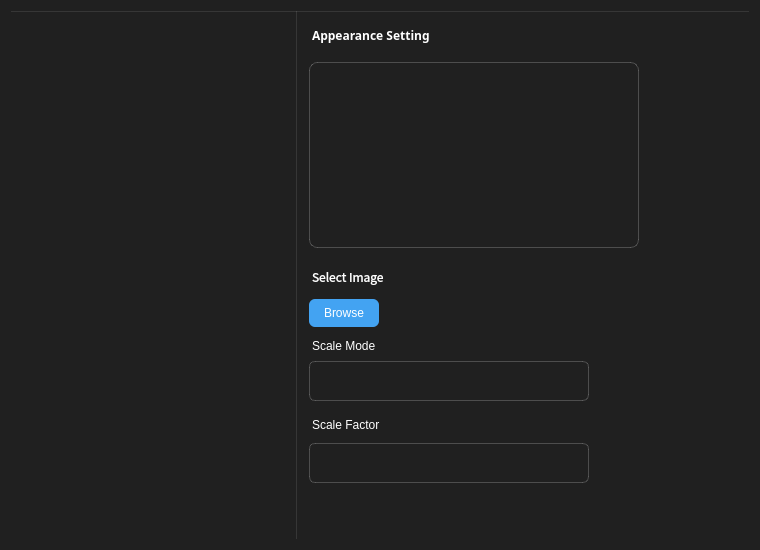
Old version of the form kiran-greeter-setting/greetersetting.ui in the repository openeuler-mirror/kiran-session-guard.
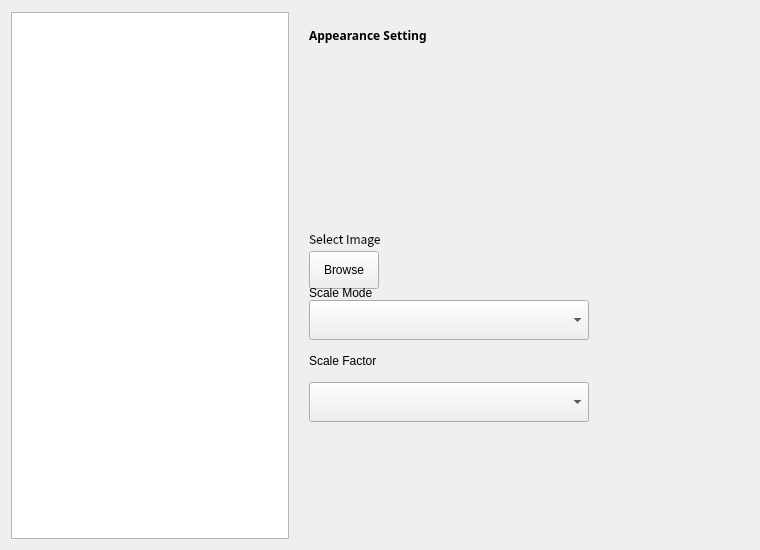
New version of the form. The open tabs and pages were chosen to show the change. Icons and pictures are not drawn. Custom widgets are drawn as their Qt base class.

```diff
--- a/kiran-greeter-setting/greetersetting.ui
+++ b/kiran-greeter-setting/greetersetting.ui
@@ -14,9 +14,7 @@
    <string>GreeterSetting</string>
   </property>
   <property name="styleSheet">
-   <string notr="true">QWidget#GreeterSetting{
-	background-color:#202020;
-}</string>
+   <string notr="true"/>
   </property>
   <layout class="QHBoxLayout" name="horizontalLayout">
    <property name="spacing">
@@ -37,10 +35,7 @@
       </size>
      </property>
      <property name="styleSheet">
-      <string notr="true">QWidget#tab{
-	border-top:1px solid rgba(255,255,255,25);
-	border-right:1px solid rgba(255,255,255,25);
-}</string>
+      <string notr="true"/>
      </property>
      <layout class="QVBoxLayout" name="verticalLayout_2">
       <property name="spacing">
@@ -79,48 +74,7 @@
          </size>
         </property>
         <property name="styleSheet">
-         <string notr="true">QWidget#tabList{
-	background-color:transparent;
-}
-
-  QListView {
-      show-decoration-selected: 0; /* make the selection span the entire width of the view */
-	 background-color:transparent;
-  }
-
-QListView::item{
-	background-color:transparent;
-	border-radius:10px;
-	margin-top:2px;
-	margin-bottom:2px;
-	width:274;
-	height:60;
-}
-
-  QListView::item:alternate {
-  }
-
-  QListView::item:selected {
-      background-color: #43a3f2
-  }
-
- QListView::item:selected:!active {
-
- }
-
- QListView::item:selected:active {
-
- }
-
- QListView::item:!selected:hover {
-	background-color:rgba(255,255,255,25);
- }
-
-QListView::item:focus{
-
-}
-
-</string>
+         <string notr="true"/>
         </property>
         <property name="currentRow">
          <number>-1</number>
@@ -133,9 +87,7 @@
    <item>
     <widget class="QWidget" name="stack" native="true">
      <property name="styleSheet">
-      <string notr="true">QWidget#stack{
-		border-top:1px solid rgba(255,255,255,25);
-}</string>
+      <string notr="true"/>
      </property>
      <layout class="QVBoxLayout" name="verticalLayout">
       <property name="spacing">
@@ -160,9 +112,7 @@
         </property>
         <widget class="QWidget" name="appearence">
          <property name="styleSheet">
-          <string notr="true">QWidget#appearence{
-	background-color:transparent;
-}</string>
+          <string notr="true"/>
          </property>
          <layout class="QVBoxLayout" name="verticalLayout_3">
           <property name="spacing">
@@ -196,10 +146,7 @@
              </font>
             </property>
             <property name="styleSheet">
-             <string notr="true">QLabel#label_appearence{
-	color:white;
-	margin-bottom:18px;
-}</string>
+             <string notr="true"/>
             </property>
             <property name="text">
              <string>Appearance Setting</string>
@@ -221,10 +168,7 @@
              </size>
             </property>
             <property name="styleSheet">
-             <string notr="true">QWidget{
-	border:1px solid rgba(255,255,255,0.2);
-	border-radius:8px;
-}</string>
+             <string notr="true"/>
             </property>
            </widget>
           </item>
@@ -236,10 +180,7 @@
              </font>
             </property>
             <property name="styleSheet">
-             <string notr="true">QLabel#label_selectPix{
-	color:white;
-	margin-top:20px;
-}</string>
+             <string notr="true"/>
             </property>
             <property name="text">
              <string>Select Image</string>
@@ -261,15 +202,7 @@
              </size>
             </property>
             <property name="styleSheet">
-             <string notr="true">QToolButton{
-	width:70px;
-	height:30px;
-	background-color:#43a3f2;
-	border:0px;
-	border-radius:6px;
-	color:white;
-	margin-top:10px;
-}</string>
+             <string notr="true"/>
             </property>
             <property name="text">
              <string>Browse</string>
@@ -279,13 +212,7 @@
           <item>
            <widget class="QLabel" name="label_selectMode">
             <property name="styleSheet">
-             <string notr="true">QLabel{
-	width:84px;
-	height:14px;
-	color:white;
-	margin-top:15px;
-	margin-bottom:8px;
-}</string>
+             <string notr="true"/>
             </property>
             <property name="text">
              <string>Scale Mode</string>
@@ -313,55 +240,7 @@
              </size>
             </property>
             <property name="styleSheet">
-             <string notr="true">QComboBox{
-	border: 1px solid rgba(255,255,255,0.2);
-	border-radius:6px;
-	background-color:transparent;
-	color:white;
-}
-
-QComboBox:on { 
-	background:#43a3f2;;
-}
-
-QComboBox:editable {
-      background-color: red;
-}
-
-  QComboBox::down-arrow {
-      image: url(:/images/down-arrow.png);
-  }
-
-  QComboBox::drop-down {
-      subcontrol-origin: padding;
-      subcontrol-position: top right;
-      width: 15px;
-		margin-right:14px;
-		border:none;
-  }
-
-QComboBox QAbstractItemView {
-        border: 1px solid rgb(100, 100, 100);
-		background: #202020;
-	    outline: none;
-}
-
-QComboBox QAbstractItemView::item {
-        height: 35px;
-        color: white;
-		 margin:1px;
-}
-
-QComboBox QAbstractItemView::item:selected {
-		background:rgba(255,255,255,25);
-       color: white;
-		border-radius:4px;
-}
-
-QComboBox QAbstractItemView {
-      border-radius: 6px ;
-  }
-</string>
+             <string notr="true"/>
             </property>
            </widget>
           </item>
@@ -404,13 +283,7 @@
              <item>
               <widget class="QLabel" name="label_scaleFactor">
                <property name="styleSheet">
-                <string notr="true">QLabel{
-	width:84px;
-	height:14px;
-	color:white;
-	margin-top:10px;
-	margin-bottom:5px;
-}</string>
+                <string notr="true"/>
                </property>
                <property name="text">
                 <string>Scale Factor</string>
@@ -438,55 +311,7 @@
                 </size>
                </property>
                <property name="styleSheet">
-                <string notr="true">QComboBox{
-	border: 1px solid rgba(255,255,255,0.2);
-	border-radius:6px;
-	background-color:transparent;
-	color:white;
-}
-
-QComboBox:on { 
-	background:#43a3f2;;
-}
-
-QComboBox:editable {
-      background-color: red;
-}
-
-  QComboBox::down-arrow {
-      image: url(:/images/down-arrow.png);
-  }
-
-  QComboBox::drop-down {
-      subcontrol-origin: padding;
-      subcontrol-position: top right;
-      width: 15px;
-		margin-right:14px;
-		border:none;
-  }
-
-QComboBox QAbstractItemView {
-        border: 1px solid rgb(100, 100, 100);
-		background: #202020;
-	    outline: none;
-}
-
-QComboBox QAbstractItemView::item {
-        height: 35px;
-        color: white;
-		 margin:1px;
-}
-
-QComboBox QAbstractItemView::item:selected {
-		background:rgba(255,255,255,25);
-       color: white;
-		border-radius:4px;
-}
-
-QComboBox QAbstractItemView {
-      border-radius: 6px ;
-  }
-</string>
+                <string notr="true"/>
                </property>
               </widget>
              </item>
```
Left out of the diff: 74 changed lines with no effect on the pictures.
